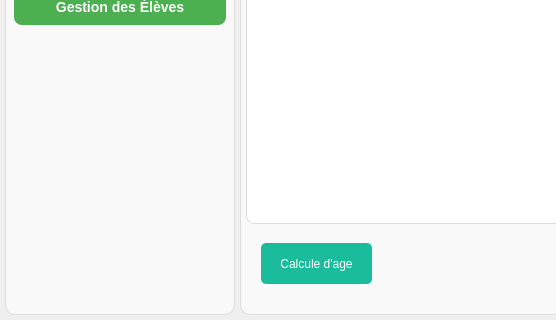
The window that mainwindow.ui (houssemgnounou/GarderieScolaireQT) describes before a commit, drawn with Qt 5; both pictures show x 0 to 556 and y 183 to 503 of the 915 by 503 pixel window.
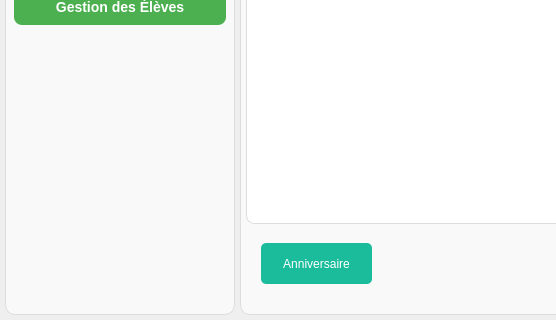
The same window after the commit.

Patch:
```diff
--- a/mainwindow.ui
+++ b/mainwindow.ui
@@ -1053,7 +1053,7 @@
          </rect>
         </property>
         <property name="text">
-         <string>Calcule d'age</string>
+         <string>Anniversaire</string>
         </property>
        </widget>
       </widget>
```
Left out of the diff: 2 changed lines with no effect on the pictures.
